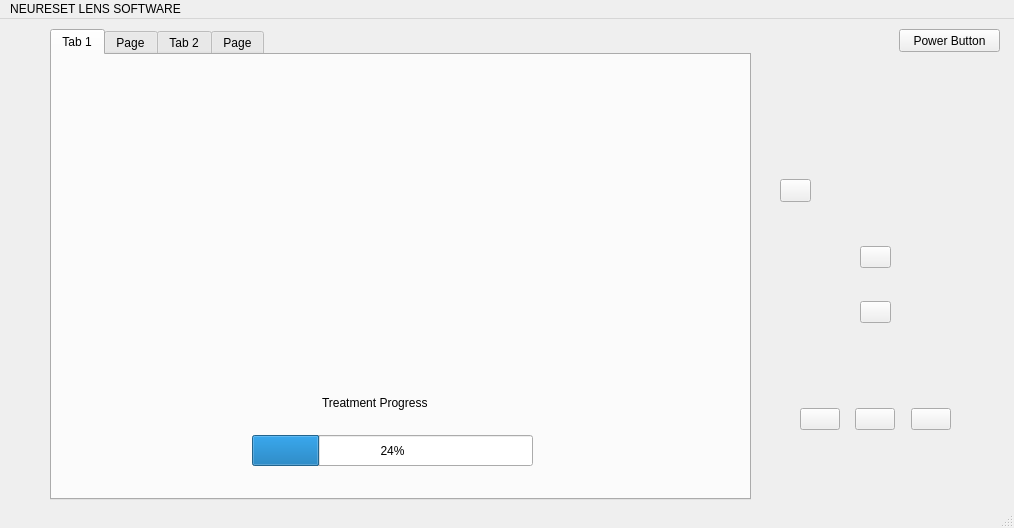
First picture: the form in mainwindow.ui, repository CATBOYCOWBOY/COMP3004A4, before the edit.
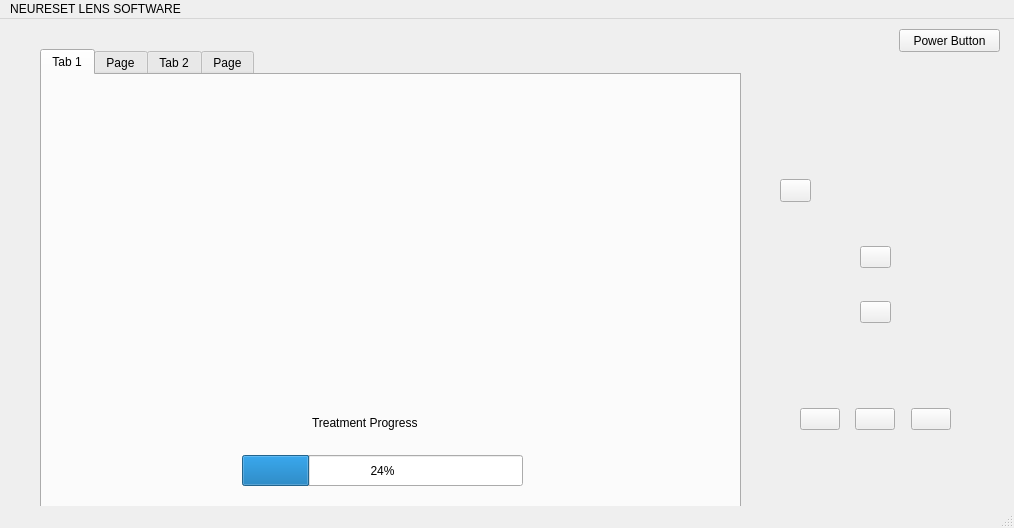
Second picture: the form after the edit. The open tabs and pages were chosen to show the change. Icons and pictures are not drawn. Custom widgets are drawn as their Qt base class.

Commit message: Refactored multithreaded UI updates, built tiimer

Patch:
```diff
--- a/mainwindow.ui
+++ b/mainwindow.ui
@@ -17,8 +17,8 @@
    <widget class="QTabWidget" name="primaryTabs">
     <property name="geometry">
      <rect>
-      <x>50</x>
-      <y>10</y>
+      <x>40</x>
+      <y>30</y>
       <width>701</width>
       <height>471</height>
      </rect>
```
Left out of the diff: 15 changed lines with no effect on the pictures. The commit also changes 6 other files.
